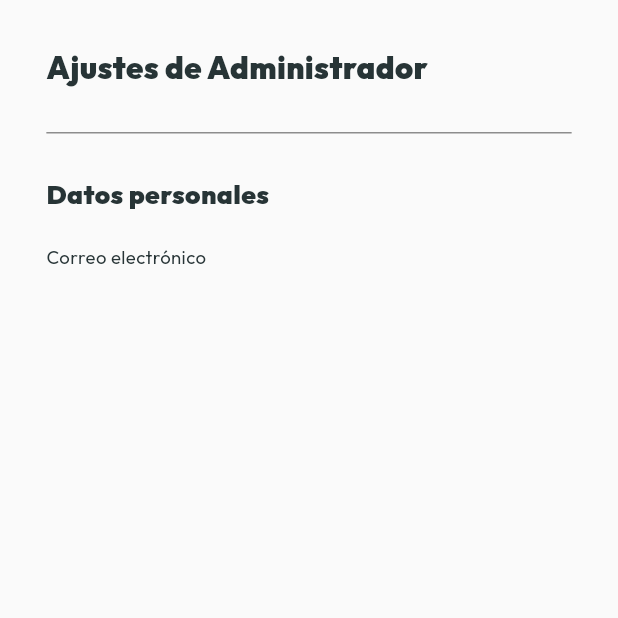
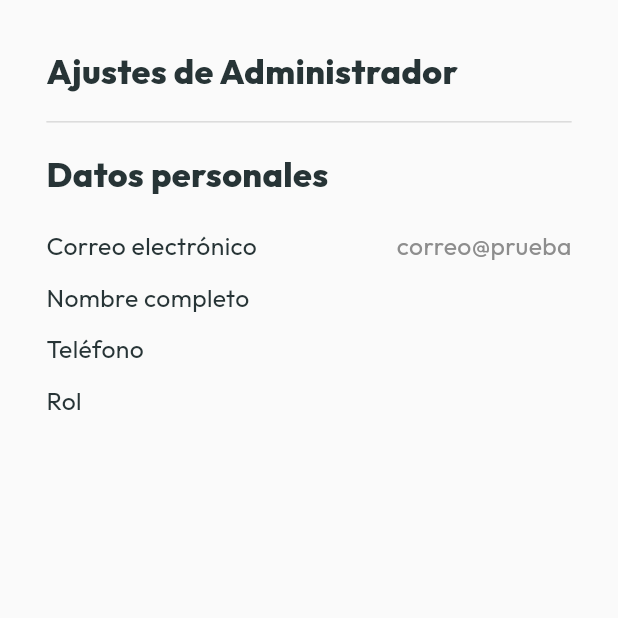
Before and after one commit to Tonii18/bolt_frontend, a Flutter app: the SettingsScreen screen opened directly, on a phone screen of 412 x 824 dp, the top half of it. Run offline on Flutter 3.47's test engine with Material 3 defaults, Android fonts, the phone set to English and light mode, and no system bars; our stand-ins replace flutter_secure_storage, flutter_svg, jwt_decoder; accounts and stored records are empty.

```diff
--- a/lib/config/theme/app_colors.dart
+++ b/lib/config/theme/app_colors.dart
@@ -2,7 +2,8 @@ import 'package:flutter/material.dart';
 
 class AppColors {
   static const lightBlack = Color.fromRGBO(39, 52, 54, 1);
-  static const lightGrey = Color.fromRGBO(238, 238, 238, 1);
+  static const lightGrey = Color.fromARGB(255, 218, 218, 218);
+  static const fabBackground = Color.fromRGBO(238, 238, 238, 1.0);
   static const mainGrey = Color.fromRGBO(245, 245, 245, 1);
   static const darkGrey = Color.fromRGBO(141, 141, 141, 1);
   static const background = Color.fromRGBO(250, 250, 250, 1);
--- a/lib/services/auth_service.dart
+++ b/lib/services/auth_service.dart
@@ -6,7 +6,7 @@ import 'package:bolt_frontend/models/user_register.dart';
 import 'package:http/http.dart' as http;
 
 class AuthService {
-  static const String url = "http://10.10.6.91:8081";    //'http://192.168.1.134:8081';
+  static const String url = "http://10.10.6.143:8081";    //'http://192.168.1.134:8081';
 
   static Future<String?> register(UserRegister user) async {
     try {
--- a/lib/views/admin_role/settings_screen.dart
+++ b/lib/views/admin_role/settings_screen.dart
@@ -1,6 +1,7 @@
+// ignore_for_file: unused_local_variable
+
 import 'package:bolt_frontend/config/measures/scales.dart';
 import 'package:bolt_frontend/config/theme/app_colors.dart';
-import 'package:bolt_frontend/models/user_register.dart';
 import 'package:flutter/material.dart';
 
 class SettingsScreen extends StatefulWidget {
@@ -36,23 +37,23 @@ class _SettingsScreenState extends State<SettingsScreen> {
               Text(
                 'Ajustes de Administrador',
                 style: TextStyle(
-                  fontSize: scale * 20,
+                  fontSize: scale * 22,
                   color: AppColors.lightBlack,
-                  fontWeight: FontWeight.w900,
+                  fontWeight: FontWeight.w800,
                 ),
               ),
 
-              SizedBox(height: scale * 20),
-              Divider(color: AppColors.darkGrey),
-              SizedBox(height: scale * 20),
+              SizedBox(height: scale * 10),
+              Divider(color: AppColors.lightGrey),
+              SizedBox(height: scale * 10),
 
               Text(
                 'Datos personales',
                 textAlign: TextAlign.left,
                 style: TextStyle(
-                  fontSize: scale * 17,
+                  fontSize: scale * 22,
                   color: AppColors.lightBlack,
-                  fontWeight: FontWeight.w900,
+                  fontWeight: FontWeight.w800,
                 ),
               ),
 
@@ -65,8 +66,70 @@ class _SettingsScreenState extends State<SettingsScreen> {
                   Text(
                     'Correo electrónico',
                     style: TextStyle(
-                      fontSize: scale * 12,
+                      fontSize: scale * 16,
                       color: AppColors.lightBlack,
+                      fontWeight: FontWeight.w400
+                    ),
+                  ),
+                  Text(
+                    'correo@prueba',
+                    style: TextStyle(
+                      fontSize: scale * 16,
+                      color: AppColors.darkGrey,
+                      fontWeight: FontWeight.w400
+                    ),
+                  ),
+                ],
+              ),
+
+              SizedBox(height: scale * 10),
+
+              Row(
+                mainAxisAlignment: MainAxisAlignment.spaceBetween,
+
+                children: [
+                  Text(
+                    'Nombre completo',
+                    style: TextStyle(
+                      fontSize: scale * 16,
+                      color: AppColors.lightBlack,
+                      fontWeight: FontWeight.w400
+                    ),
+                  ),
+
+                ],
+              ),
+
+              SizedBox(height: scale * 10),
+
+              Row(
+                mainAxisAlignment: MainAxisAlignment.spaceBetween,
+
+                children: [
+                  Text(
+                    'Teléfono',
+                    style: TextStyle(
+                      fontSize: scale * 16,
+                      color: AppColors.lightBlack,
+                      fontWeight: FontWeight.w400
+                    ),
+                  ),
+
+                ],
+              ),
+
+              SizedBox(height: scale * 10),
+
+              Row(
+                mainAxisAlignment: MainAxisAlignment.spaceBetween,
+
+                children: [
+                  Text(
+                    'Rol',
+                    style: TextStyle(
+                      fontSize: scale * 16,
+                      color: AppColors.lightBlack,
+                      fontWeight: FontWeight.w400
                     ),
                   ),
 
--- a/lib/views/auth/login_screen.dart
+++ b/lib/views/auth/login_screen.dart
@@ -86,7 +86,7 @@ class _LoginScreenState extends State<LoginScreen> {
                       width: width,
                       text: 'Correo electrónico',
                       textColor: AppColors.darkGrey,
-                      background: AppColors.lightGrey,
+                      background: AppColors.mainGrey,
                       iconColor: AppColors.lightBlack,
                       focusedOutlinedBorder: AppColors.lightBlack,
                       isPassword: false,
@@ -106,7 +106,7 @@ class _LoginScreenState extends State<LoginScreen> {
                       width: width,
                       text: 'Contraseña',
                       textColor: AppColors.darkGrey,
-                      background: AppColors.lightGrey,
+                      background: AppColors.mainGrey,
                       iconColor: AppColors.lightBlack,
                       focusedOutlinedBorder: AppColors.lightBlack,
                       isPassword: true,
```
Also changed, not shown: lib/views/admin_role/create_project.dart (added, +156 -0 lines), lib/views/admin_role/dashboard_screen.dart (+8 -24 lines), lib/views/auth/register_screen.dart (+4 -4 lines), lib/widgets/custom_floating_action_button.dart (added, +53 -0 lines).
